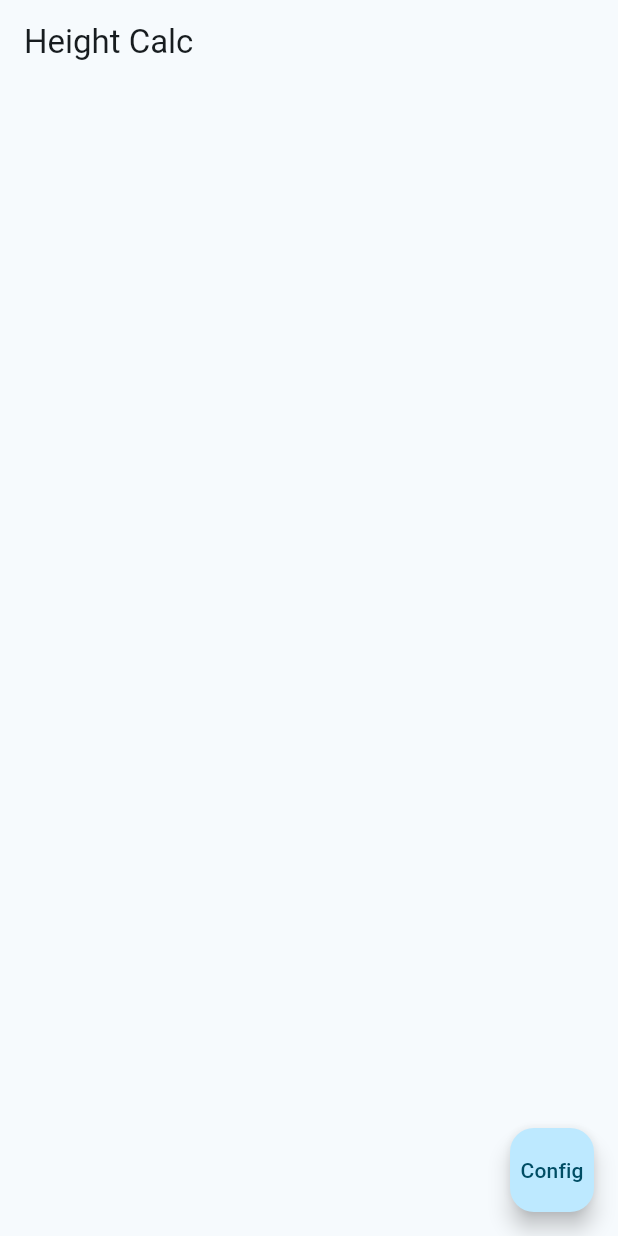
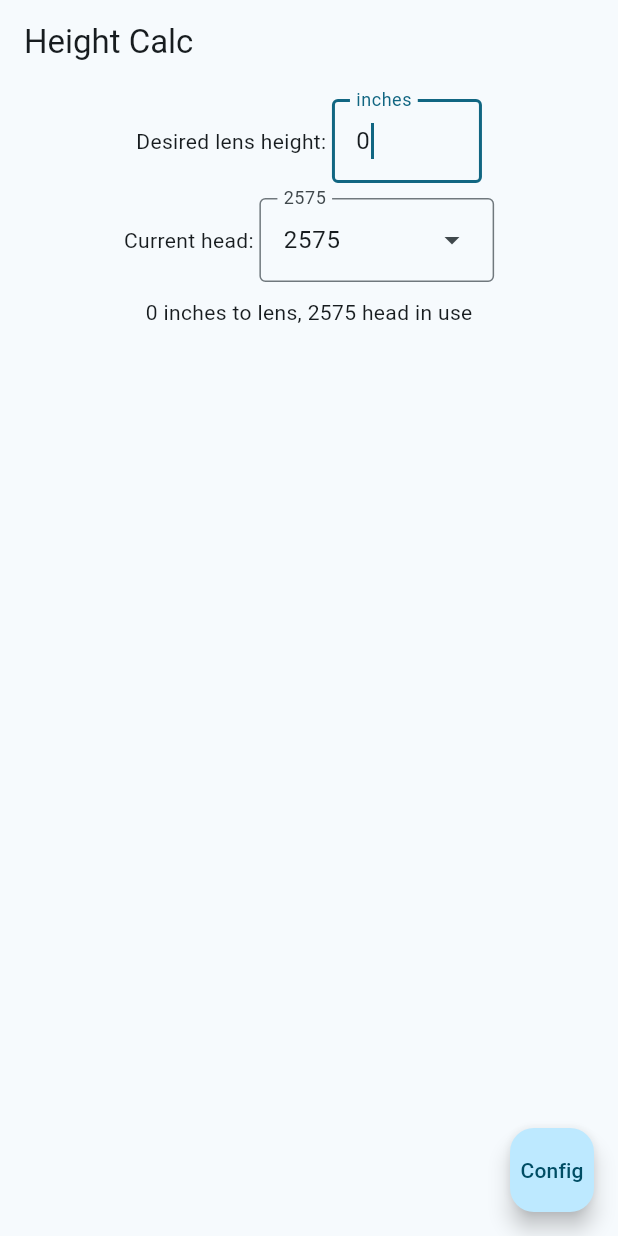
Before and after one commit to zibredlektab/HeightCalc2, a Flutter app: the screen it shows after launch, on a phone screen of 412 x 824 dp. Run offline on Flutter 3.47's test engine with Material 3 defaults, Android fonts, the phone set to English and light mode, and no system bars; our stand-ins replace gap; missing offline and left inert: dart:ffi.

Commit message:
Beginnings of a ui layout

```diff
--- a/heightcalc/lib/main.dart
+++ b/heightcalc/lib/main.dart
@@ -1,4 +1,9 @@
+import 'dart:ffi';
+import 'dart:ui';
+
 import 'package:flutter/material.dart';
+import 'package:gap/gap.dart';
+
 
 void main() {
   runApp(const MyApp());
@@ -9,7 +14,6 @@ final GlobalKey<NavigatorState> navKey = GlobalKey<NavigatorState>();
 class MyApp extends StatelessWidget {
   const MyApp({super.key});
 
-  // This widget is the root of your application.
   @override
   Widget build(BuildContext context) {
     return MaterialApp(
@@ -23,33 +27,141 @@ class MyApp extends StatelessWidget {
       //themeMode: ThemeMode.system,
       //initialRoute: '/',
       routes: {
-        '/second': (context) => Scaffold(
-          appBar: AppBar(
-            title: const Text('Second Page'),
-          ),
-          body: const Center(
-            child: Text('Baz Bat'),
-          ),
-        ),
+        '/config': (context) => const ConfigPage(),
       }
     );
   }
 }
 
-class HomePage extends StatelessWidget {
+/*
+typedef HeadEntry = DropdownMenuEntry<Head>;
+enum Head {
+  2575('2575', 16),
+  arrihead('ArriHead', 22),
+
+  final String label;
+  final int headHeight;
+
+  static final List<HeadEntry> entries = UnmodifiableListView<HeadEntry>(
+    values.map<HeadEntry>(
+      (Head headHeight) => HeadEntry(
+        value: headHeight,
+        label: label,
+      )
+    )
+  )
+}*/
+
+class TripodHead {
+  final String label;
+  final int height; // Mitchell to camera base
+
+  TripodHead(this.label, this.height);
+
+  String getLabel() {
+    return label;
+  }
+}
+
+List<TripodHead> heads = [
+  TripodHead('2575', 16),
+  TripodHead('ArriHead', 22),
+];
+
+class HomePage extends StatefulWidget {
   const HomePage({super.key});
   @override
+  State<HomePage> createState() => _HomePageState();
+}
+
+class _HomePageState extends State<HomePage> {
+
+  int _goalHeight = 0;
+  TripodHead? _selectedHead = heads.first;
+
+  void _calculate(int newHeight) {
+    print ('new height is $newHeight');
+    setState(() {
+      _goalHeight = newHeight;
+    });
+  }
+
+  void setHead(TripodHead newHead) {
+
+  }
+
+  @override
   Widget build(BuildContext context) {
+
+    final TextEditingController textEditingController = TextEditingController();
+
     return Scaffold(
       appBar: AppBar(title: const Text('Height Calc')),
-      body: Column(
-        children:[
-
-        ],
+      body: Center(
+        child: Column(
+          children:[
+            Gap(10),
+            Row(
+              mainAxisSize: MainAxisSize.min,
+              children:[
+                Text("Desired lens height: "),
+                SizedBox(
+                  width: 100,
+                  child: TextFormField(
+                    initialValue:'0',
+                    decoration: InputDecoration(border: OutlineInputBorder(),labelText: 'inches',),
+                    autocorrect: false,
+                    autofocus: true,
+                    enableSuggestions: false,
+                    enableInteractiveSelection: false,
+                    keyboardType: TextInputType.number,
+                    onChanged: (String? inputValue) async {
+                      int newHeight = 0;
+                      inputValue ??= "0"; // protect against null cases
+                      try {
+                        newHeight = int.parse(inputValue);
+                      } catch(e) {
+                        print('invalid number provided');
+                      }
+                      _calculate(newHeight);
+                    },
+                  ),
+                ),
+              ]
+            ),
+            Gap(10),
+            Row(
+              mainAxisSize: MainAxisSize.min,
+              children:[
+                Text("Current head: "),
+                DropdownMenu<TripodHead>(
+                  initialSelection: heads.first,
+                  controller: textEditingController,
+                  requestFocusOnTap: true,
+                  label: Text('${_selectedHead?.label}'),
+                  onSelected: (TripodHead? newHead) {
+                    newHead ??= heads.first;
+                    setState(() {
+                      _selectedHead = newHead;
+                    });
+                  },
+                  dropdownMenuEntries:
+                    heads.map<DropdownMenuEntry<TripodHead>>((TripodHead head) {
+                      return DropdownMenuEntry<TripodHead>(
+                        label: head.label,
+                        value: head,);
+                    }).toList(),
+                )
+              ]
+            ),
+            Gap(10),
+            Text('$_goalHeight inches to lens, ${_selectedHead?.label} head in use'),
+          ],
+        ),
       ),
       floatingActionButton: FloatingActionButton(
         onPressed: () {
-          navKey.currentState?.pushNamed('/second');
+          navKey.currentState?.pushNamed('/config');
         },
         child: const Text('Config'),
       ),
@@ -57,88 +169,16 @@ class HomePage extends StatelessWidget {
   }
 }
 
-class MyHomePage extends StatefulWidget {
-  const MyHomePage({super.key, required this.title});
 
-  // This widget is the home page of your application. It is stateful, meaning
-  // that it has a State object (defined below) that contains fields that affect
-  // how it looks.
-
-  // This class is the configuration for the state. It holds the values (in this
-  // case the title) provided by the parent (in this case the App widget) and
-  // used by the build method of the State. Fields in a Widget subclass are
-  // always marked "final".
-
-  final String title;
-
-  @override
-  State<MyHomePage> createState() => _MyHomePageState();
-}
-
-class _MyHomePageState extends State<MyHomePage> {
-  int _counter = 0;
-
-  void _incrementCounter() {
-    setState(() {
-      // This call to setState tells the Flutter framework that something has
-      // changed in this State, which causes it to rerun the build method below
-      // so that the display can reflect the updated values. If we changed
-      // _counter without calling setState(), then the build method would not be
-      // called again, and so nothing would appear to happen.
-      _counter++;
-    });
-  }
-
+class ConfigPage extends StatelessWidget {
+  const ConfigPage({super.key});
   @override
   Widget build(BuildContext context) {
-    // This method is rerun every time setState is called, for instance as done
-    // by the _incrementCounter method above.
-    //
-    // The Flutter framework has been optimized to make rerunning build methods
-    // fast, so that you can just rebuild anything that needs updating rather
-    // than having to individually change instances of widgets.
     return Scaffold(
-      appBar: AppBar(
-        // TRY THIS: Try changing the color here to a specific color (to
-        // Colors.amber, perhaps?) and trigger a hot reload to see the AppBar
-        // change color while the other colors stay the same.
-        backgroundColor: Theme.of(context).colorScheme.inversePrimary,
-        // Here we take the value from the MyHomePage object that was created by
-        // the App.build method, and use it to set our appbar title.
-        title: Text(widget.title),
-      ),
-      body: Center(
-        // Center is a layout widget. It takes a single child and positions it
-        // in the middle of the parent.
-        child: Column(
-          // Column is also a layout widget. It takes a list of children and
-          // arranges them vertically. By default, it sizes itself to fit its
-          // children horizontally, and tries to be as tall as its parent.
-          //
-          // Column has various properties to control how it sizes itself and
-          // how it positions its children. Here we use mainAxisAlignment to
-          // center the children vertically; the main axis here is the vertical
-          // axis because Columns are vertical (the cross axis would be
-          // horizontal).
-          //
-          // TRY THIS: Invoke "debug painting" (choose the "Toggle Debug Paint"
-          // action in the IDE, or press "p" in the console), to see the
-          // wireframe for each widget.
-          mainAxisAlignment: MainAxisAlignment.center,
-          children: <Widget>[
-            const Text('You have pushed the button this many times:'),
-            Text(
-              '$_counter',
-              style: Theme.of(context).textTheme.headlineMedium,
-            ),
-          ],
-        ),
-      ),
-      floatingActionButton: FloatingActionButton(
-        onPressed: _incrementCounter,
-        tooltip: 'Increment',
-        child: const Icon(Icons.add),
-      ), // This trailing comma makes auto-formatting nicer for build methods.
+      appBar: AppBar(title: const Text('Config')),
+      body: ListView(
+        children: [Text('foo'),],
+      )
     );
   }
 }
--- a/heightcalc/pubspec.yaml
+++ b/heightcalc/pubspec.yaml
@@ -34,6 +34,7 @@ dependencies:
   # The following adds the Cupertino Icons font to your application.
   # Use with the CupertinoIcons class for iOS style icons.
   cupertino_icons: ^1.0.8
+  gap: ^3.0.1
 
 dev_dependencies:
   flutter_test:
```
